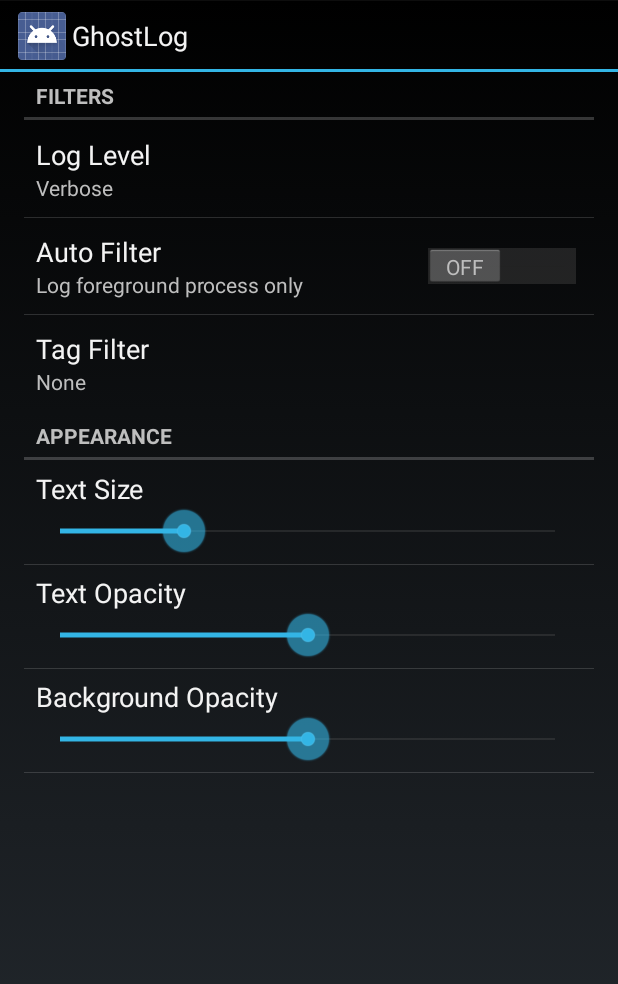
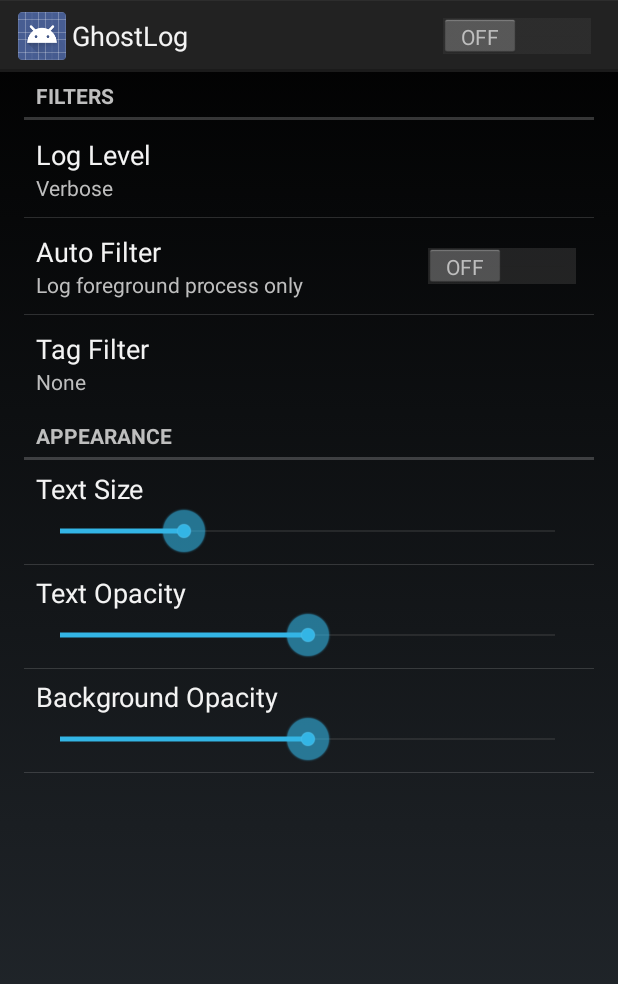
Before and after one commit to jgilfelt/GhostLog, an Android app: the screen it shows after launch (MainActivity), on a phone screen of 412 x 824 dp. Shown: the top 984 px of the screen. Run offline under Robolectric (Android 15) with nearby library versions, the phone set to English and light mode, and no system bars.

Commit message:
add main switch

```diff
--- a/GhostLog/app/src/main/java/com/readystatesoftware/ghostlog/MainActivity.java
+++ b/GhostLog/app/src/main/java/com/readystatesoftware/ghostlog/MainActivity.java
@@ -1,5 +1,6 @@
 package com.readystatesoftware.ghostlog;
 
+import android.app.ActionBar;
 import android.content.Context;
 import android.content.res.Configuration;
 import android.os.Bundle;
@@ -9,10 +10,16 @@ import android.preference.PreferenceActivity;
 import android.preference.PreferenceCategory;
 import android.preference.PreferenceFragment;
 import android.preference.PreferenceManager;
+import android.view.Gravity;
+import android.view.ViewGroup;
+import android.widget.CompoundButton;
+import android.widget.Switch;
 
 import java.util.List;
 
 public class MainActivity extends PreferenceActivity {
+
+    private Switch mMainSwitch;
 
     /**
      * Determines whether to always show the simplified settings UI, where
@@ -21,6 +28,26 @@ public class MainActivity extends PreferenceActivity {
      * shown on tablets.
      */
     private static final boolean ALWAYS_SIMPLE_PREFS = false;
+
+    @Override
+    protected void onCreate(Bundle savedInstanceState) {
+        super.onCreate(savedInstanceState);
+
+        mMainSwitch = new Switch(this);
+        mMainSwitch.setOnCheckedChangeListener(new CompoundButton.OnCheckedChangeListener() {
+            @Override
+            public void onCheckedChanged(CompoundButton compoundButton, boolean b) {
+                // TODO
+            }
+        });
+
+        final ActionBar bar = getActionBar();
+        final ActionBar.LayoutParams lp = new ActionBar.LayoutParams(ViewGroup.LayoutParams.WRAP_CONTENT, ViewGroup.LayoutParams.WRAP_CONTENT);
+        lp.gravity = Gravity.RIGHT | Gravity.CENTER_VERTICAL;
+        lp.rightMargin = getResources().getDimensionPixelSize(R.dimen.main_switch_margin_right);
+        bar.setCustomView(mMainSwitch, lp);
+        bar.setDisplayShowCustomEnabled(true);
+    }
 
     @Override
     protected void onPostCreate(Bundle savedInstanceState) {
--- /dev/null
+++ b/GhostLog/app/src/main/res/values/dimens.xml
@@ -0,0 +1,4 @@
+<?xml version="1.0" encoding="utf-8"?>
+<resources>
+    <dimen name="main_switch_margin_right">16dp</dimen>
+</resources>
--- a/GhostLog/app/src/main/res/values/styles.xml
+++ b/GhostLog/app/src/main/res/values/styles.xml
@@ -3,6 +3,7 @@
     <!-- Base application theme. -->
     <style name="AppTheme" parent="android:Theme.Holo">
         <!-- Customize your theme here. -->
+        <item name="android:actionBarStyle">@android:style/Widget.Holo.ActionBar.Solid</item>
     </style>
 
 </resources>
```
